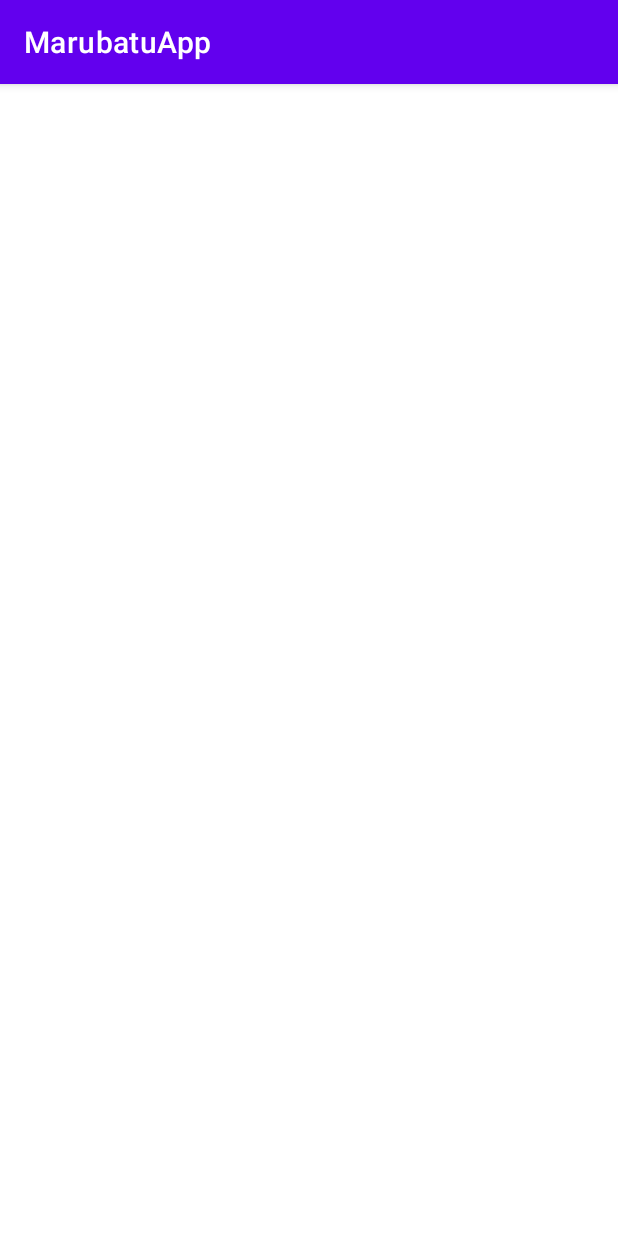
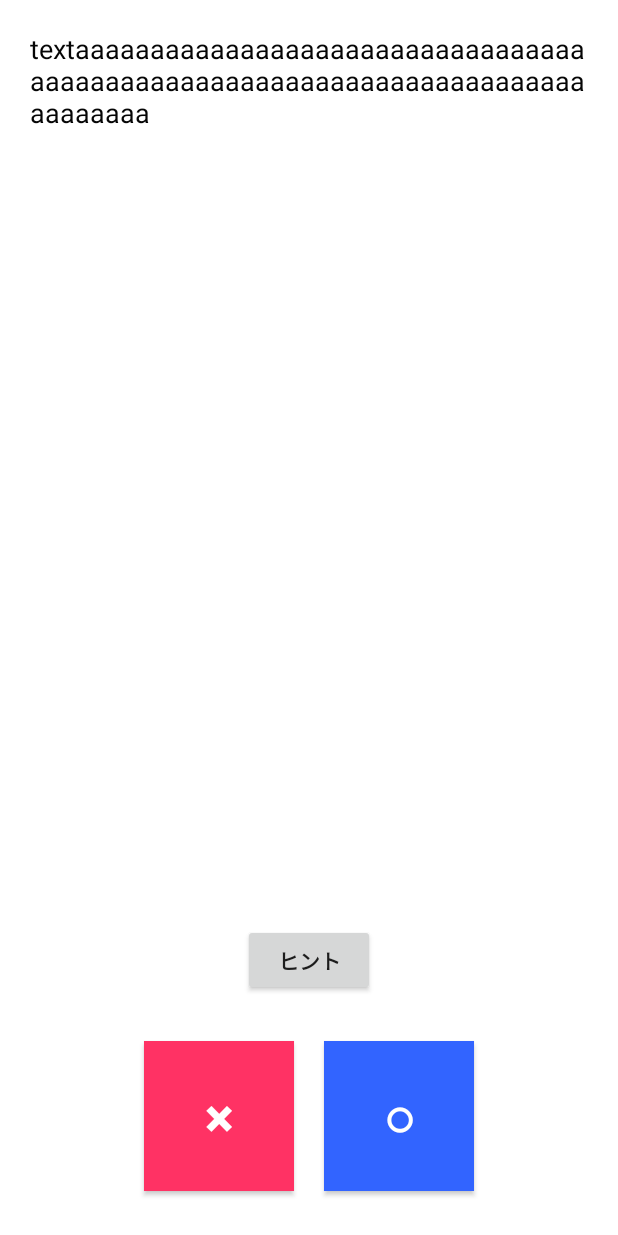
Before and after one commit to yuipuccho/MarubatuApp_android, an Android app: the screen it shows after launch (MainActivity), on a phone screen of 412 x 824 dp. Run offline under Robolectric (Android 15) with nearby library versions, the phone set to English and light mode, and no system bars.

Commit message:
[Add] UI

```diff
--- a/app/src/main/java/com/example/marubatuapp/MainActivity.kt
+++ b/app/src/main/java/com/example/marubatuapp/MainActivity.kt
@@ -1,10 +1,10 @@
 package com.example.marubatuapp
 
+import android.app.Activity
 import android.os.Bundle
-import androidx.appcompat.app.AppCompatActivity
 import com.example.marubatuapp.databinding.ActivityMainBinding
 
-class MainActivity : AppCompatActivity() {
+class MainActivity : Activity() {
     private lateinit var binding: ActivityMainBinding
     override fun onCreate(savedInstanceState: Bundle?) {
         super.onCreate(savedInstanceState)
--- a/app/src/main/res/layout/activity_main.xml
+++ b/app/src/main/res/layout/activity_main.xml
@@ -7,12 +7,71 @@
     tools:context=".MainActivity">
 
     <TextView
+        android:id="@+id/questionText"
+        android:layout_width="match_parent"
+        android:layout_height="wrap_content"
+        android:layout_marginStart="20dp"
+        android:layout_marginTop="20dp"
+        android:layout_marginEnd="20dp"
+        android:text="textaaaaaaaaaaaaaaaaaaaaaaaaaaaaaaaaaaaaaaaaaaaaaaaaaaaaaaaaaaaaaaaaaaaaaaaaaaaaaaa"
+        android:textColor="#050505"
+        android:textSize="18sp"
+        app:layout_constraintEnd_toEndOf="parent"
+        app:layout_constraintStart_toStartOf="parent"
+        app:layout_constraintTop_toTopOf="parent" />
+
+    <Button
+        android:id="@+id/hintButton"
         android:layout_width="wrap_content"
         android:layout_height="wrap_content"
-        android:text="Hello World!"
+        android:layout_marginBottom="20dp"
+        android:text="@string/hint_button_text"
+        android:textSize="14sp"
+        android:textStyle="bold"
+        app:layout_constraintBottom_toTopOf="@+id/linearLayout"
+        app:layout_constraintEnd_toEndOf="parent"
+        app:layout_constraintStart_toStartOf="parent" />
+
+    <LinearLayout
+        android:id="@+id/linearLayout"
+        android:layout_width="match_parent"
+        android:layout_height="120dp"
+        android:layout_marginBottom="20dp"
+        android:gravity="center_horizontal"
+        android:orientation="horizontal"
         app:layout_constraintBottom_toBottomOf="parent"
-        app:layout_constraintLeft_toLeftOf="parent"
-        app:layout_constraintRight_toRightOf="parent"
-        app:layout_constraintTop_toTopOf="parent" />
+        app:layout_constraintEnd_toEndOf="parent"
+        app:layout_constraintStart_toStartOf="parent">
+
+        <Button
+            android:id="@+id/batuButton"
+            android:layout_width="100dp"
+            android:layout_height="100dp"
+            android:layout_margin="10dp"
+            android:background="#FF3264"
+            android:paddingLeft="0dp"
+            android:paddingTop="0dp"
+            android:paddingRight="0dp"
+            android:paddingBottom="0dp"
+            android:text="×"
+            android:textColor="#FFFFFF"
+            android:textSize="36sp"
+            android:textStyle="bold" />
+
+        <Button
+            android:id="@+id/maruButton"
+            android:layout_width="100dp"
+            android:layout_height="100dp"
+            android:layout_margin="10dp"
+            android:background="#3264FF"
+            android:paddingLeft="0dp"
+            android:paddingTop="0dp"
+            android:paddingRight="0dp"
+            android:paddingBottom="0dp"
+            android:text="○"
+            android:textColor="#FFFFFF"
+            android:textSize="36sp"
+            android:textStyle="bold" />
+    </LinearLayout>
 
 </androidx.constraintlayout.widget.ConstraintLayout>
--- a/app/src/main/res/values/strings.xml
+++ b/app/src/main/res/values/strings.xml
@@ -1,3 +1,4 @@
 <resources>
     <string name="app_name">MarubatuApp</string>
+    <string name="hint_button_text">ヒント</string>
 </resources>
```
